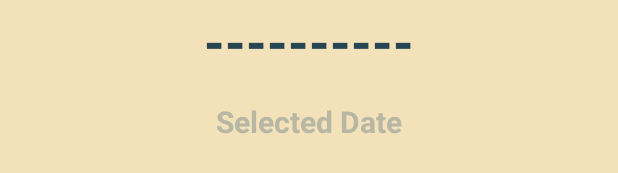
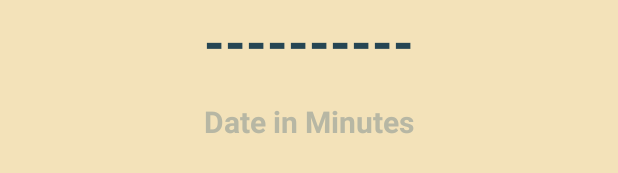
Before and after one commit to JuanGR-FI/AgeInMinutesCalculator, an Android app: the layout activity_main.xml on its own in the app's theme, with its tools: preview values and no code run, on a phone screen of 412 x 824 dp. Shown: the part 502-675 px from the top of the screen. Run offline under Robolectric (Android 15) with nearby library versions, the phone set to English and light mode, and no system bars.

Commit message:
Fixing details of strings

```diff
--- a/app/src/main/res/values/strings.xml
+++ b/app/src/main/res/values/strings.xml
@@ -3,7 +3,7 @@
     <string name="NoDateSelected">--/--/----</string>
     <string name="selected_date">Selected Date</string>
     <string name="NoDateInMinutes">----------</string>
-    <string name="selected_date_in_minutes">Selected Date</string>
+    <string name="selected_date_in_minutes">Date in Minutes</string>
     <string name="select_date_btn">SELECT DATE</string>
     <string name="in_minutes">IN MINUTES</string>
     <string name="age">AGE</string>
```
